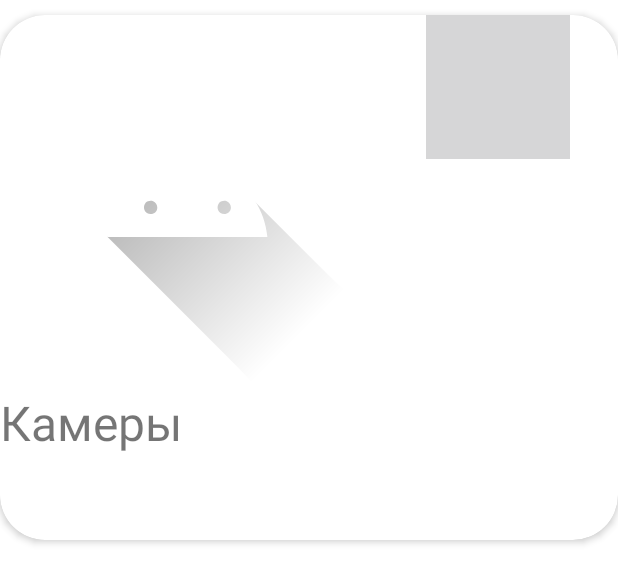
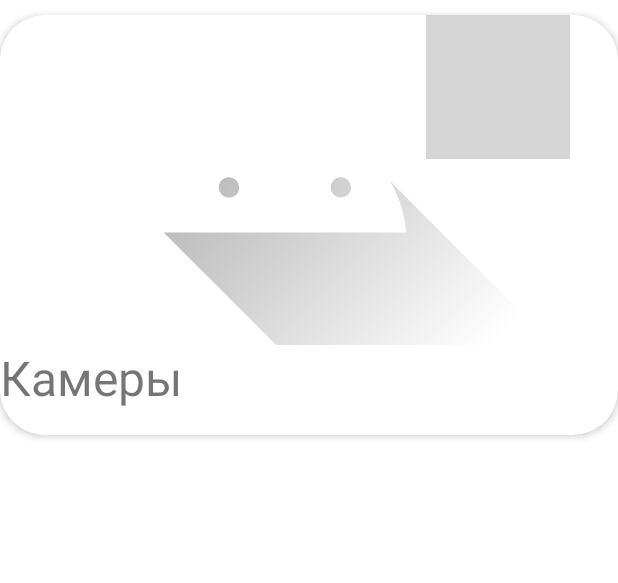
Before and after one commit to buthed/My-house-trainee-project, an Android app: the layout item_camera.xml on its own in the app's theme, with its tools: preview values and no code run, on a phone screen of 412 x 824 dp. Shown: the top 583 px of the screen. Run offline under Robolectric (Android 15) with nearby library versions, the phone set to English and light mode, and no system bars; network calls fail.

Commit message:
With correct ImageView on Camera item

```diff
--- a/app/src/main/res/layout/item_camera.xml
+++ b/app/src/main/res/layout/item_camera.xml
@@ -9,7 +9,7 @@
     android:layout_width="match_parent">
     <androidx.constraintlayout.widget.ConstraintLayout
         android:layout_width="380dp"
-        android:layout_height="350dp"
+        android:layout_height="280dp"
         app:cardCornerRadius="15dp"
         app:cardElevation="3dp"
         xmlns:app="http://schemas.android.com/apk/res-auto">
@@ -17,9 +17,9 @@
         <androidx.appcompat.widget.AppCompatImageView
             android:id="@+id/cameraItemImageView"
             android:layout_width="match_parent"
-            android:layout_height="250dp"
-            android:scaleType="fitStart"
+            android:layout_height="220dp"
             android:adjustViewBounds="true"
+            android:scaleType="centerCrop"
             app:layout_constraintStart_toStartOf="parent"
             app:layout_constraintTop_toTopOf="parent"
             tools:src="@drawable/ic_launcher_foreground"/>
@@ -27,7 +27,7 @@
         <androidx.appcompat.widget.AppCompatTextView
             android:id="@+id/cameraItemName"
             android:layout_width="match_parent"
-            android:layout_height="100dp"
+            android:layout_height="60dp"
             app:layout_constraintStart_toStartOf="parent"
             app:layout_constraintBottom_toBottomOf="parent"
             android:textSize="@dimen/middleTextSize"
```
